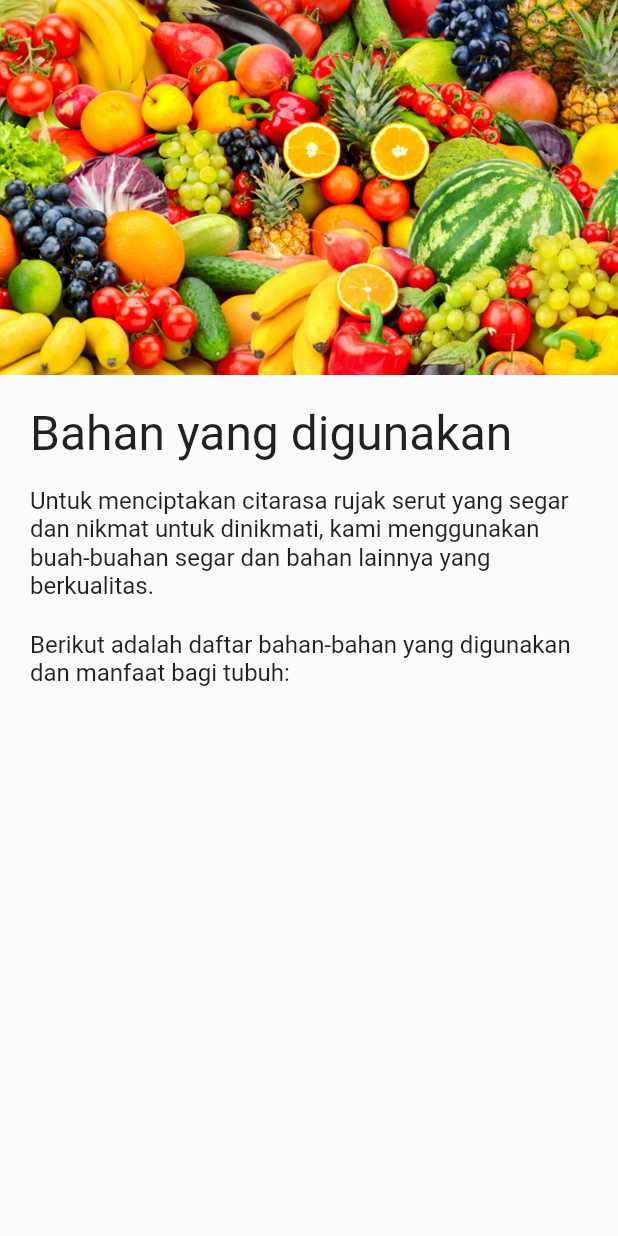
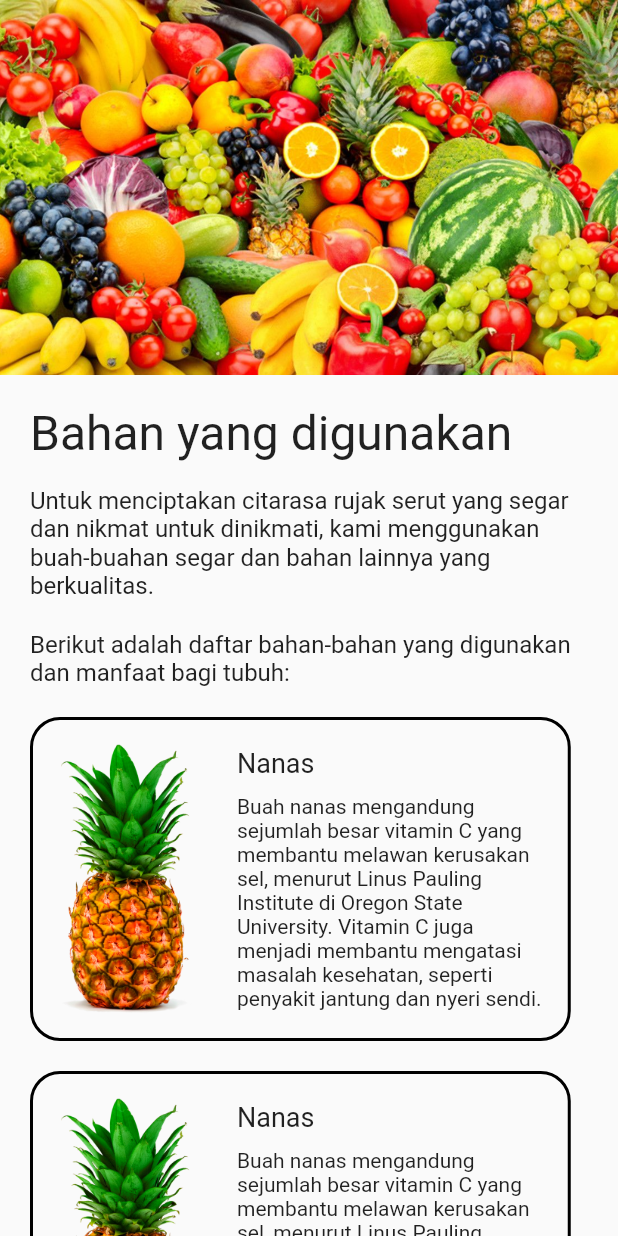
Before and after one commit to rubyTrojanovsky/aplikasi_pi, a Flutter app: the DetailRujak2 screen opened directly, on a phone screen of 412 x 824 dp. Run offline on Flutter 3.47's test engine with Material 2 defaults, Android fonts, the light colour scheme and no system bars; our stand-ins replace get.

Commit message:
template bahan

```diff
--- a/lib/screens/detail_rujak/components/detail_rujak2.dart
+++ b/lib/screens/detail_rujak/components/detail_rujak2.dart
@@ -1,10 +1,11 @@
 import 'package:flutter/material.dart';
 
 class DetailRujak2 extends StatelessWidget {
-  const DetailRujak2({ Key? key }) : super(key: key);
+  const DetailRujak2({Key? key}) : super(key: key);
 
   @override
   Widget build(BuildContext context) {
+    Size size = MediaQuery.of(context).size;
     return Scaffold(
       body: SingleChildScrollView(
         child: Column(
@@ -14,8 +15,7 @@ class DetailRujak2 extends StatelessWidget {
               decoration: BoxDecoration(
                 image: DecorationImage(
                     image: AssetImage('assets/images/buah-buahan.jpeg'),
-                            fit: BoxFit.cover
-                    ),
+                    fit: BoxFit.cover),
               ),
             ),
             Padding(
@@ -41,6 +41,108 @@ class DetailRujak2 extends StatelessWidget {
                       'Berikut adalah daftar bahan-bahan yang digunakan dan manfaat bagi tubuh:',
                       style: TextStyle(fontSize: 16),
                     ),
+                    SizedBox(
+                      height: 20,
+                    ),
+
+                    //DAFTAR BUAH BUAHAN
+                    Container(
+                      width: size.width * 0.875,
+                      decoration: BoxDecoration(
+                        border: Border.all(color: Colors.black, width: 2),
+                        borderRadius: BorderRadius.circular(20),
+                      ),
+                      child: Padding(
+                        padding: const EdgeInsets.all(16.0),
+                        child: Row(
+                          children: [
+                            Container(
+                              height: 180,
+                              width: 100,
+                              decoration: BoxDecoration(
+                                image: DecorationImage(
+                                    image:
+                                        AssetImage('assets/images/nanas.png'),
+                                    fit: BoxFit.cover),
+                              ),
+                            ),
+                            SizedBox(
+                              width: 20,
+                            ),
+                            Column(
+                              crossAxisAlignment: CrossAxisAlignment.start,
+                              mainAxisAlignment: MainAxisAlignment.start,
+                              children: [
+                                Text(
+                                  'Nanas',
+                                  style: TextStyle(fontSize: 18),
+                                ),
+                                SizedBox(
+                                  height: 10,
+                                ),
+                                Container(
+                                  width: size.width * 0.51,
+                                  child: Text(
+                                    'Buah nanas mengandung sejumlah besar vitamin C yang membantu melawan kerusakan sel, menurut Linus Pauling Institute di Oregon State University. Vitamin C juga menjadi membantu mengatasi masalah kesehatan, seperti penyakit jantung dan nyeri sendi.',
+                                    style: TextStyle(fontSize: 14),
+                                  ),
+                                )
+                              ],
+                            ),
+                          ],
+                        ),
+                      ),
+                    ),
+                    SizedBox(
+                      height: 20,
+                    ),
+                    Container(
+                      width: size.width * 0.875,
+                      decoration: BoxDecoration(
+                        border: Border.all(color: Colors.black, width: 2),
+                        borderRadius: BorderRadius.circular(20),
+                      ),
+                      child: Padding(
+                        padding: const EdgeInsets.all(16.0),
+                        child: Row(
+                          children: [
+                            Container(
+                              height: 180,
+                              width: 100,
+                              decoration: BoxDecoration(
+                                image: DecorationImage(
+                                    image:
+                                        AssetImage('assets/images/nanas.png'),
+                                    fit: BoxFit.cover),
+                              ),
+                            ),
+                            SizedBox(
+                              width: 20,
+                            ),
+                            Column(
+                              crossAxisAlignment: CrossAxisAlignment.start,
+                              mainAxisAlignment: MainAxisAlignment.start,
+                              children: [
+                                Text(
+                                  'Nanas',
+                                  style: TextStyle(fontSize: 18),
+                                ),
+                                SizedBox(
+                                  height: 10,
+                                ),
+                                Container(
+                                  width: size.width * 0.51,
+                                  child: Text(
+                                    'Buah nanas mengandung sejumlah besar vitamin C yang membantu melawan kerusakan sel, menurut Linus Pauling Institute di Oregon State University. Vitamin C juga menjadi membantu mengatasi masalah kesehatan, seperti penyakit jantung dan nyeri sendi.',
+                                    style: TextStyle(fontSize: 14),
+                                  ),
+                                )
+                              ],
+                            ),
+                          ],
+                        ),
+                      ),
+                    ),
                   ],
                 ),
               ),
```
Also changed, not shown: lib/screens/detail_rujak/components/detail_rujak.dart (+0 -17 lines), assets/images/nanas.png (added). Lines whose indentation alone changed are shown as unchanged.
